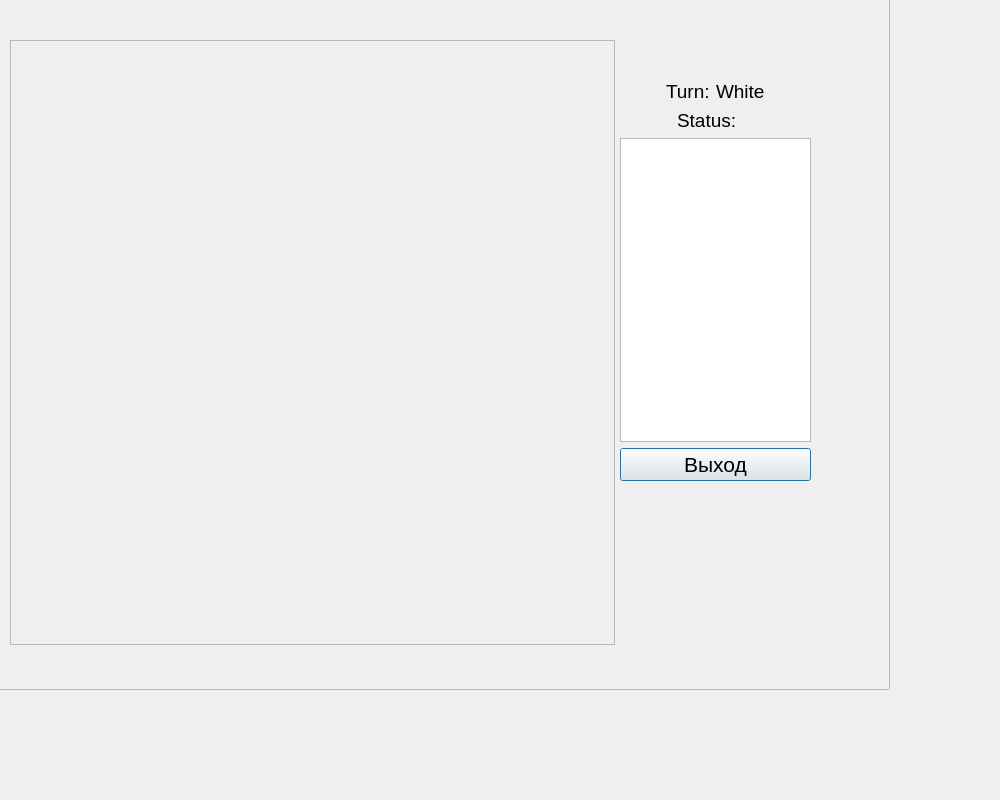
Old version of the form replay_game_window.ui in the repository ikotyurg/chess100.
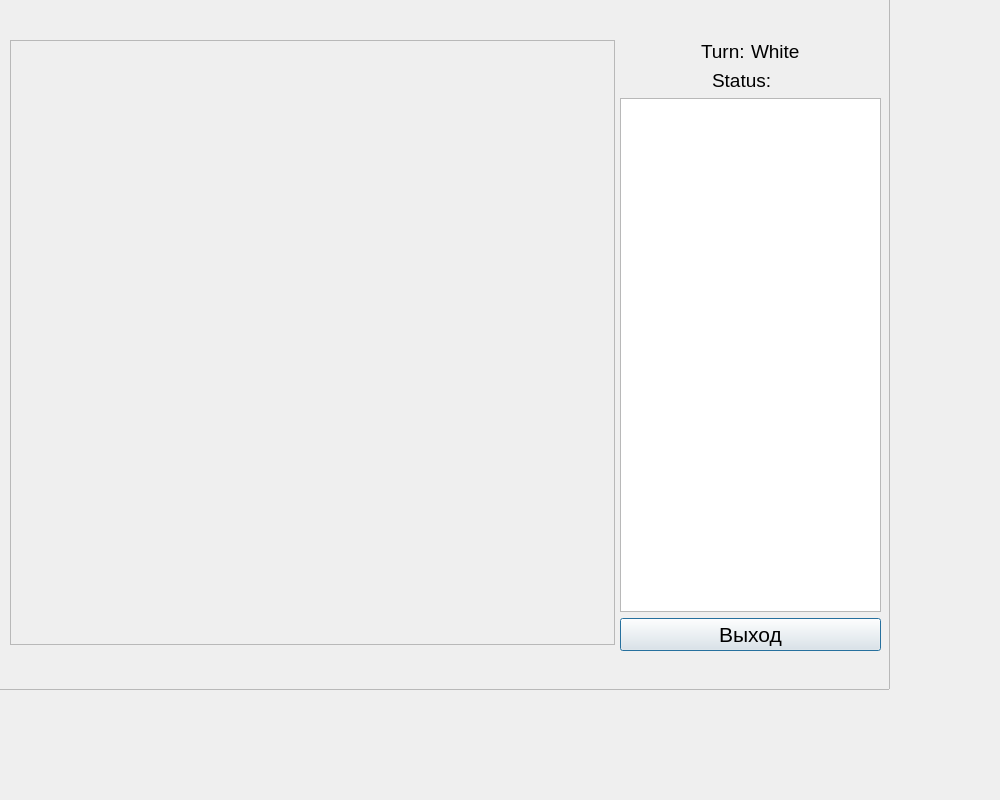
New version of the form. Icons and pictures are not drawn.

What changed in the file:
```diff
--- a/replay_game_window.ui
+++ b/replay_game_window.ui
@@ -52,9 +52,9 @@
     <property name="geometry">
      <rect>
       <x>630</x>
-      <y>90</y>
-      <width>191</width>
-      <height>401</height>
+      <y>50</y>
+      <width>261</width>
+      <height>611</height>
      </rect>
     </property>
     <layout class="QVBoxLayout" name="verticalLayout">
```
